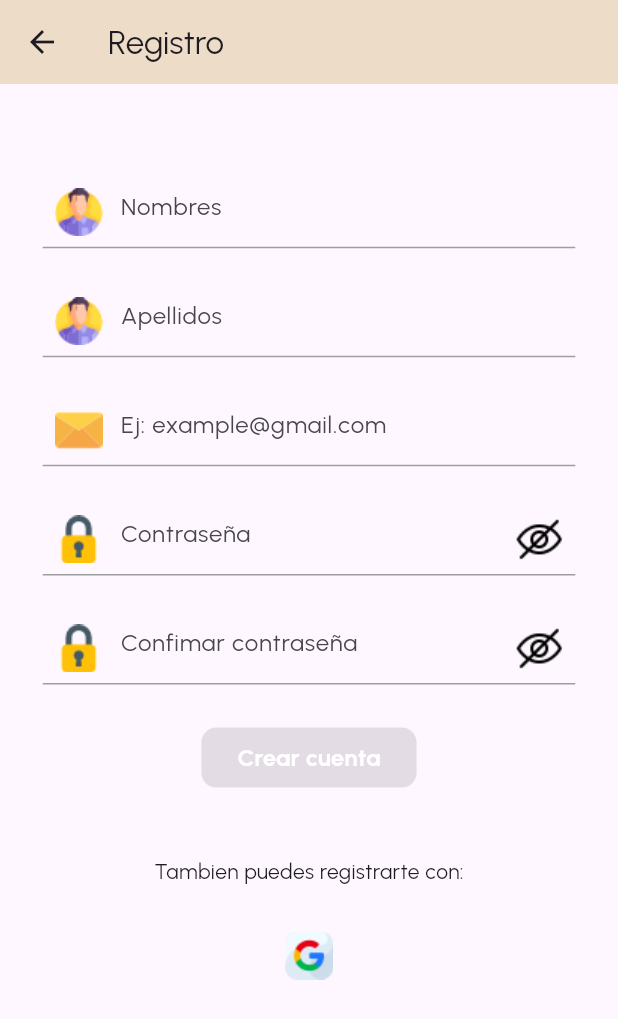
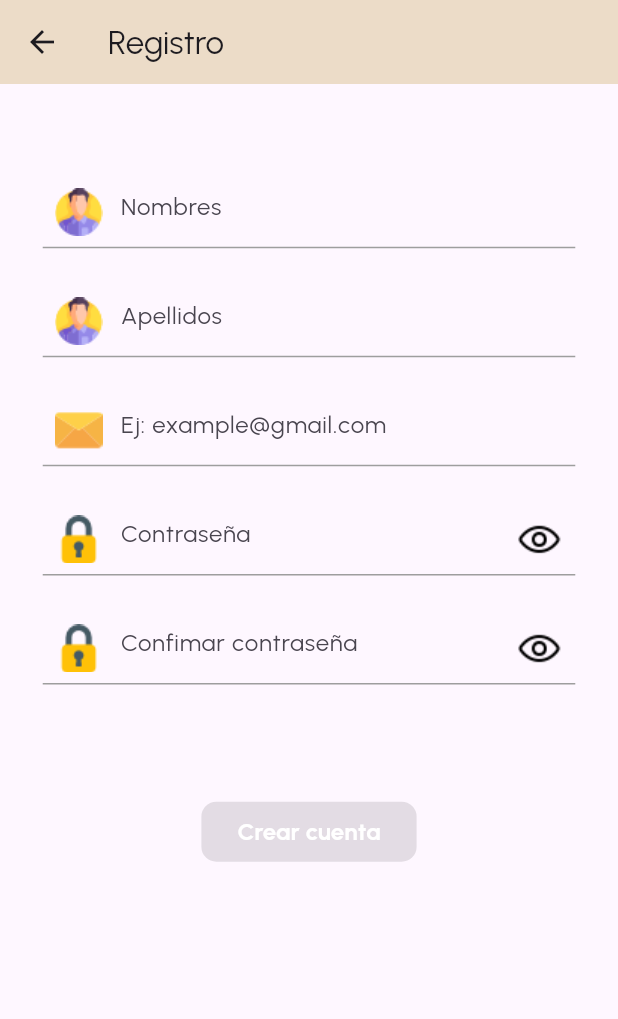
Before and after one commit to andriu20/ToDo, a Flutter app: the screen it shows after launch, after a tap on "Crear cuenta", on a phone screen of 412 x 824 dp. Shown: the top 1019 px of the screen. Run offline on Flutter 3.47's test engine with Material 3 defaults, Android fonts, the phone set to English and light mode, and no system bars; our stand-ins replace bloc, cloud_firestore, dartz, equatable, firebase_auth, firebase_core and 3 more; accounts and stored records are empty.

Commit message:
ajustes visuales

```diff
--- a/lib/src/presentation/gestor/home_cubit/home_cubit.dart
+++ b/lib/src/presentation/gestor/home_cubit/home_cubit.dart
@@ -4,6 +4,7 @@ import 'package:flutter/material.dart';
 import 'package:todo/src/core/shared/shared.dart';
 import 'package:todo/src/core/utils.dart';
 import 'package:todo/src/data/datasource/task_data_source.dart';
+import 'package:todo/src/data/model/user_model.dart';
 import 'package:todo/src/domain/dto/task_dto.dart';
 import 'package:todo/src/domain/entities/task_entity.dart';
 import 'package:todo/src/domain/repository/auth_repo.dart';
@@ -150,6 +151,12 @@ class HomeCubit extends Cubit<HomeState> {
 
   void singOut() async {
     await authRepo.signOut();
+    Shared.setUserModel = UserModel(
+      uid: "",
+      email: "",
+      isEmailVerified: false,
+      creationTime: DateTime.now(),
+    );
     goLogin();
   }
 
--- a/lib/src/presentation/pages/login/login_page.dart
+++ b/lib/src/presentation/pages/login/login_page.dart
@@ -5,7 +5,6 @@ import 'package:flutter_bloc/flutter_bloc.dart';
 import 'package:todo/get_it.dart';
 import 'package:todo/src/presentation/gestor/login_cubit/login_cubit.dart';
 import 'package:todo/src/presentation/pages/login/views/form_login_view.dart';
-import 'package:todo/src/presentation/pages/login/views/google_btn_login_view.dart';
 import 'package:todo/src/presentation/pages/login/views/logo_login_view.dart';
 import 'package:todo/src/presentation/widgets/loading_widget.dart';
 
@@ -49,8 +48,22 @@ class LoginPage extends StatelessWidget {
               txtLoginView(size: _size),
               formLoginView(size: _size),
               SizedBox(height: _size.height * .02),
-              googleBtnloginView(),
+              Text("Tambien puedes ingresar con:"),
               SizedBox(height: _size.height * .02),
+              Padding(
+                padding: const EdgeInsets.all(8.0),
+                child: TextButton(
+                    onPressed: () {
+                      Navigator.pushNamed(context, "home");
+                    },
+                    child: Text(
+                      "Continuar sin sesión",
+                      style: TextStyle(decoration: TextDecoration.underline),
+                    )),
+              ),
+              Container(
+                  margin: EdgeInsets.symmetric(horizontal: 20),
+                  child: Divider()),
               Padding(
                 padding: const EdgeInsets.all(8.0),
                 child: TextButton(
@@ -62,20 +75,6 @@ class LoginPage extends StatelessWidget {
                       style: TextStyle(decoration: TextDecoration.underline),
                     )),
               ),
-              Container(
-                  margin: EdgeInsets.symmetric(horizontal: 20),
-                  child: Divider()),
-              Padding(
-                padding: const EdgeInsets.all(8.0),
-                child: TextButton(
-                    onPressed: () {
-                      Navigator.pushNamed(context, "home");
-                    },
-                    child: Text(
-                      "Continuar sin sesión",
-                      style: TextStyle(decoration: TextDecoration.underline),
-                    )),
-              )
             ],
           );
         },
--- a/lib/src/presentation/pages/login/views/google_btn_login_view.dart
+++ /dev/null
@@ -1,9 +0,0 @@
-import 'package:flutter/material.dart';
-
-Widget googleBtnloginView() => Column(
-      children: [
-        Text("Tambien puedes ingresar con:"),
-        SizedBox(height: 30),
-        Image.asset("assets/png/google.png"),
-      ],
-    );
--- a/lib/src/presentation/pages/register/register_page.dart
+++ b/lib/src/presentation/pages/register/register_page.dart
@@ -5,7 +5,6 @@ import 'package:flutter_bloc/flutter_bloc.dart';
 import 'package:todo/get_it.dart';
 import 'package:todo/src/presentation/gestor/register_cubit/register_cubit.dart';
 import 'package:todo/src/presentation/pages/register/views/form_register_view.dart';
-import 'package:todo/src/presentation/pages/register/views/google_btn_register_view.dart';
 import 'package:todo/src/presentation/widgets/loading_widget.dart';
 
 class RegisterPage extends StatelessWidget {
@@ -42,8 +41,7 @@ class RegisterPage extends StatelessWidget {
   Widget _body() => Column(
         children: [
           formRegisterView(size: _size),
-          SizedBox(height: 30),
-          googleBtnRegisterView(),
+
         ],
       );
 }
--- a/lib/src/presentation/pages/register/views/form_register_view.dart
+++ b/lib/src/presentation/pages/register/views/form_register_view.dart
@@ -51,7 +51,7 @@ Widget formRegisterView({required Size size}) =>
                         onPressed: () {
                           c.getEventShowPassword();
                         },
-                        icon: Image.asset(!state.showPassword
+                        icon: Image.asset(state.showPassword
                             ? "assets/png/visible.png"
                             : "assets/png/visibility.png")),
                     preffixIcon: Image.asset("assets/png/lock.png"),
@@ -68,14 +68,14 @@ Widget formRegisterView({required Size size}) =>
                         onPressed: () {
                           c.getEventShowPasswordConf();
                         },
-                        icon: Image.asset(!state.showPasswordConf
+                        icon: Image.asset(state.showPasswordConf
                             ? "assets/png/visible.png"
                             : "assets/png/visibility.png")),
                     preffixIcon: Image.asset("assets/png/lock.png"),
                     onChanged: (e) {
                       c.formValid();
                     }),
-                SizedBox(height: size.height * .03),
+                SizedBox(height: size.height * .09),
                 BtnWidget.btn(
                     onPressed: () {
                       c.crearCuenta();
--- a/lib/src/presentation/pages/register/views/google_btn_register_view.dart
+++ /dev/null
@@ -1,9 +0,0 @@
-import 'package:flutter/material.dart';
-
-Widget googleBtnRegisterView() => Column(
-      children: [
-        Text("Tambien puedes registrarte con:"),
-        SizedBox(height: 30),
-        Image.asset("assets/png/google.png"),
-      ],
-    );
```
